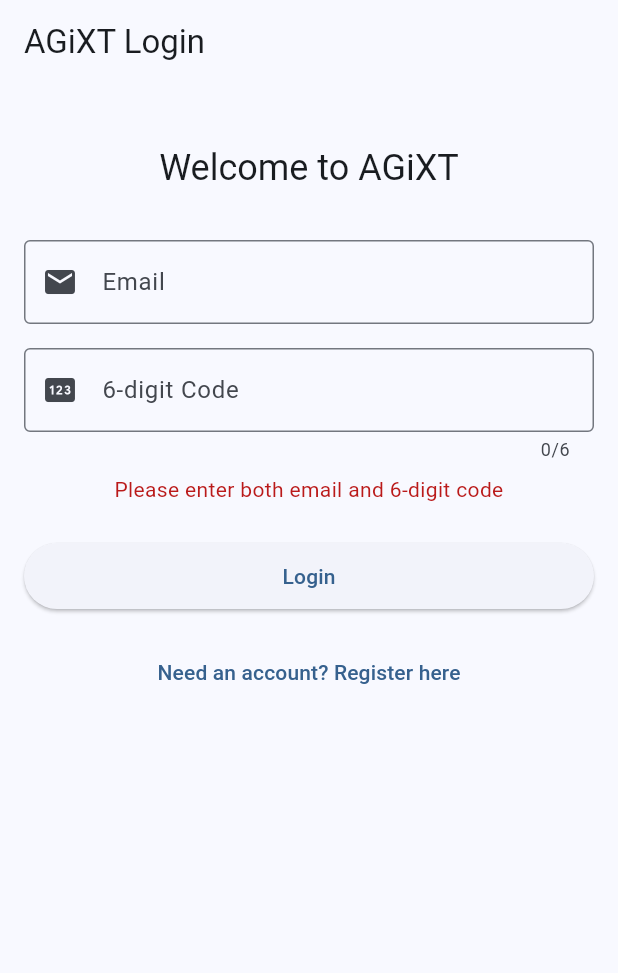
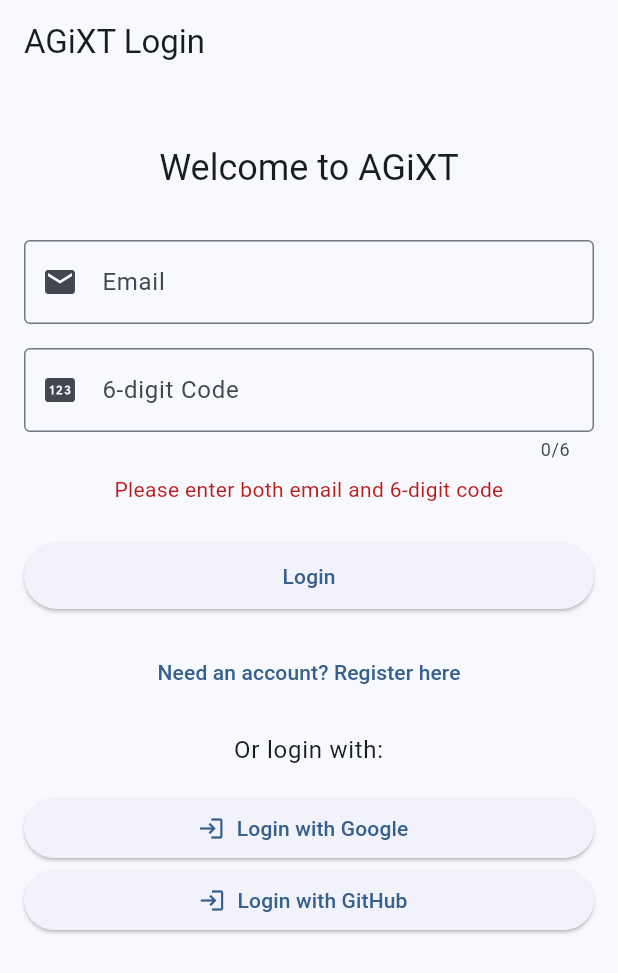
Before and after one commit to Josh-XT/mobile, a Flutter app: the screen it shows after launch, after a tap on "Login", on a phone screen of 412 x 824 dp. Shown: the top 973 px of the screen. Run offline on Flutter 3.47's test engine with Material 3 defaults, Android fonts, the phone set to English and light mode, and no system bars; our stand-ins replace flutter_blue_plus, flutter_secure_storage, permission_handler; missing offline and left inert: flutter_web_auth.

Commit message:
add oauth options

```diff
--- a/lib/screens/login_screen.dart
+++ b/lib/screens/login_screen.dart
@@ -2,6 +2,7 @@ import 'package:flutter/material.dart';
 import 'package:http/http.dart' as http;
 import 'dart:convert';
 import 'package:url_launcher/url_launcher.dart';
+import 'package:flutter_web_auth/flutter_web_auth.dart';
 import '../services/auth_service.dart';
 import 'home_page.dart';
 
@@ -82,6 +83,36 @@ class _LoginScreenState extends State<LoginScreen> {
       setState(() {
         _errorMessage = 'Error: $e';
         _isLoading = false;
+      });
+    }
+  }
+
+  Future<void> _loginWithOAuth(String providerName, String authorizationUrl, String clientId, String redirectUri) async {
+    try {
+      final result = await FlutterWebAuth.authenticate(
+        url: authorizationUrl,
+        callbackUrlScheme: redirectUri.split('://')[0],
+      );
+
+      final token = Uri.parse(result).queryParameters['code'];
+      if (token != null) {
+        // Handle the token (e.g., send it to your backend for validation)
+        await AuthService.storeJWT(token);
+
+        // Navigate to the home page
+        if (mounted) {
+          Navigator.of(context).pushReplacement(
+            MaterialPageRoute(builder: (context) => const MyHomePage()),
+          );
+        }
+      } else {
+        setState(() {
+          _errorMessage = 'OAuth login failed: No token received';
+        });
+      }
+    } catch (e) {
+      setState(() {
+        _errorMessage = 'OAuth login error: $e';
       });
     }
   }
@@ -171,6 +202,33 @@ class _LoginScreenState extends State<LoginScreen> {
               onPressed: _navigateToRegistration,
               child: const Text('Need an account? Register here'),
             ),
+            const SizedBox(height: 16),
+            Text(
+              'Or login with:',
+              style: Theme.of(context).textTheme.bodyLarge,
+              textAlign: TextAlign.center,
+            ),
+            const SizedBox(height: 16),
+            ElevatedButton.icon(
+              onPressed: () => _loginWithOAuth(
+                'Google',
+                'https://accounts.google.com/o/oauth2/auth',
+                'your-google-client-id',
+                'your-app-scheme://callback',
+              ),
+              icon: const Icon(Icons.login),
+              label: const Text('Login with Google'),
+            ),
+            ElevatedButton.icon(
+              onPressed: () => _loginWithOAuth(
+                'GitHub',
+                'https://github.com/login/oauth/authorize',
+                'your-github-client-id',
+                'your-app-scheme://callback',
+              ),
+              icon: const Icon(Icons.login),
+              label: const Text('Login with GitHub'),
+            ),
           ],
         ),
       ),
```
